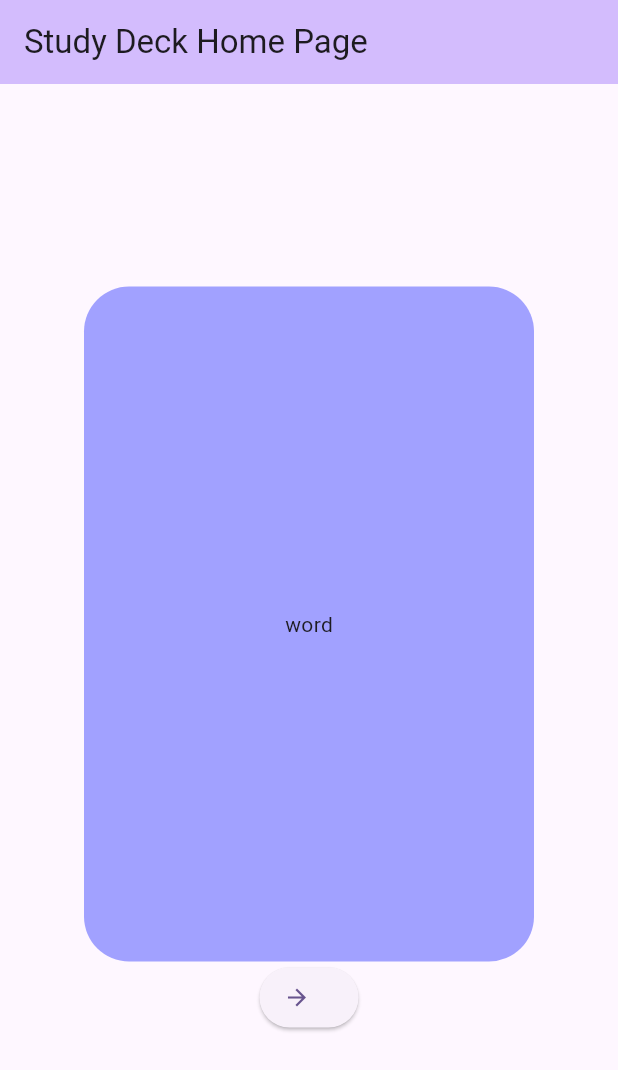
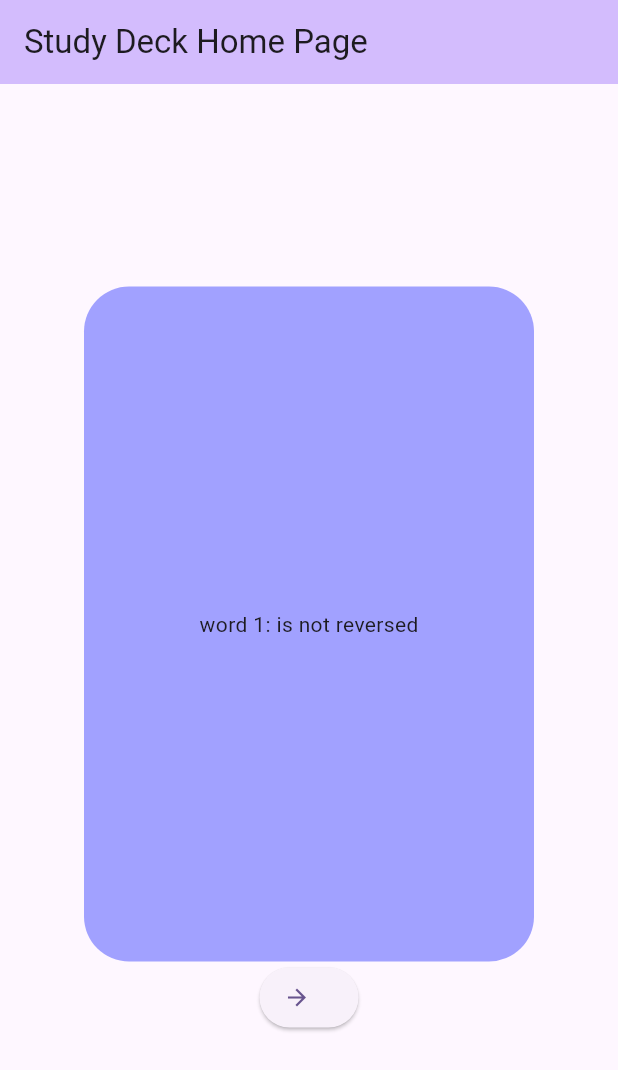
Before and after one commit to danakenneyl/StudyDeck, a Flutter app: the screen it shows after launch, on a phone screen of 412 x 824 dp. Shown: the top 1070 px of the screen. Run offline on Flutter 3.47's test engine with Material 3 defaults, Android fonts, the phone set to English and light mode, and no system bars; drawn by our look-alikes of flip_card; our stand-ins replace audioplayers.

Commit message:
fix flipcard key bug

```diff
--- a/lib/flashcards/card_content/card_content.dart
+++ b/lib/flashcards/card_content/card_content.dart
@@ -29,28 +29,30 @@ class CardContent {
 
 List<CardContent> content = [
   const CardContent(frontContent: [
-    StudyWord(isOnFront: true, vocabWord: "word")
+    StudyWord(isOnFront: true, vocabWord: "word 1: is not reversed")
   ], backContent: [
     StudyDefinition(
         isOnFront: false,
         definition: "a basic unit of language that carries meaning")
   ]),
   const CardContent(frontContent: [
-    StudyWord(isOnFront: true, vocabWord: "word")
+    StudyWord(isOnFront: true, vocabWord: "word 2: is not reversed")
   ], backContent: [
     StudyPicture(
         isOnFront: false, imageLink: "assets/images/ChinChimineyChin-ree.png")
   ]),
-  CardContent(
-      frontContent: const [StudyWord(isOnFront: true, vocabWord: "word")],
-      backContent: [StudyAudio(isOnFront: false, audioLink: "audio/ma.m4a")]),
+  CardContent(frontContent: const [
+    StudyWord(isOnFront: true, vocabWord: "word 3: is not reversed")
+  ], backContent: [
+    StudyAudio(isOnFront: false, audioLink: "audio/ma.m4a")
+  ]),
   const CardContent(frontContent: [
-    StudyWord(isOnFront: true, vocabWord: "word")
+    StudyWord(isOnFront: true, vocabWord: "word 4: is not reveresed")
   ], backContent: [
     StudyTranslation(isOnFront: false, translation: "palabra")
   ]),
   const CardContent(frontContent: [
-    StudyWord(isOnFront: true, vocabWord: "word")
+    StudyWord(isOnFront: true, vocabWord: "word 5: is not reveresed")
   ], backContent: [
     StudyPronunciation(isOnFront: false, pronunciation: "[wɹd]")
   ]),
--- a/lib/flashcards/flashcard.dart
+++ b/lib/flashcards/flashcard.dart
@@ -24,6 +24,7 @@ class _Flashcard extends State<Flashcard> {
     if (!widget.cardContent.reverse) {
       // Default Format, items marked to appear on front, do appear on front
       return FlipCard(
+          key: UniqueKey(),
           fill: Fill.fillBack,
           direction: FlipDirection.VERTICAL,
           side: CardSide.FRONT,
@@ -46,15 +47,16 @@ class _Flashcard extends State<Flashcard> {
     } else {
       // Flipped Format, items marked to appear on front, appear on back
       return FlipCard(
+          key: UniqueKey(),
           fill: Fill.fillBack,
           direction: FlipDirection.VERTICAL,
-          side: CardSide.FRONT,
+          side: CardSide.BACK,
           front: Container(
             decoration: decorate(),
             constraints: setSize(),
             child: Column(
               mainAxisAlignment: MainAxisAlignment.center,
-              children: widget.cardContent.backContent,
+              children: widget.cardContent.frontContent,
             ),
           ),
           back: Container(
@@ -62,7 +64,7 @@ class _Flashcard extends State<Flashcard> {
             constraints: setSize(),
             child: Column(
               mainAxisAlignment: MainAxisAlignment.center,
-              children: widget.cardContent.frontContent,
+              children: widget.cardContent.backContent,
             ),
           ));
     }
```
